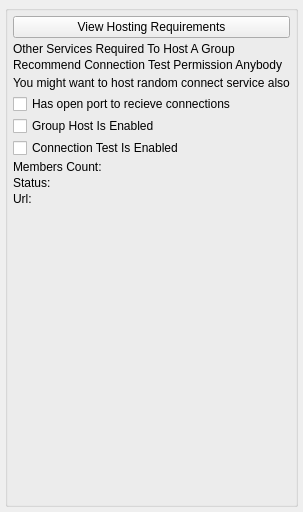
The window that GoTvApps/GoTvCommon/Forms/AppletHostGroupStatus.ui (brettrjones-github/nolimitconnect) describes before a commit, drawn with Qt 5.
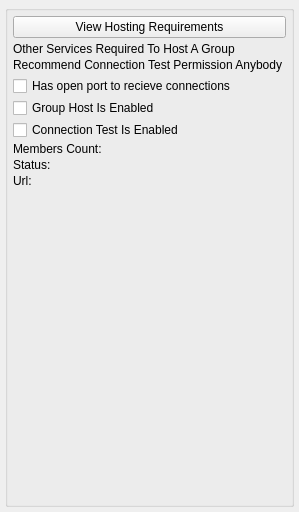
The same window after the commit. Custom widgets are drawn as their Qt base class.

Commit message: Move random connect service to network host

Patch:
```diff
--- a/GoTvApps/GoTvCommon/Forms/AppletHostGroupStatus.ui
+++ b/GoTvApps/GoTvCommon/Forms/AppletHostGroupStatus.ui
@@ -6,7 +6,7 @@
    <rect>
     <x>0</x>
     <y>0</y>
-    <width>292</width>
+    <width>299</width>
     <height>512</height>
    </rect>
   </property>
@@ -86,16 +86,6 @@
       <item>
        <widget class="PermissionWidget" name="m_ConnectTestPermissionWidget" native="true"/>
       </item>
-      <item>
-       <widget class="QLabel" name="label_4">
-        <property name="text">
-         <string>You might want to host random connect service also</string>
-        </property>
-       </widget>
-      </item>
-      <item>
-       <widget class="PermissionWidget" name="m_RandomConnectPermissionWidget" native="true"/>
-      </item>
       <item>
        <widget class="QCheckBox" name="m_OpenPortCheckBox">
         <property name="text">
```
The commit also changes 6 other files.
